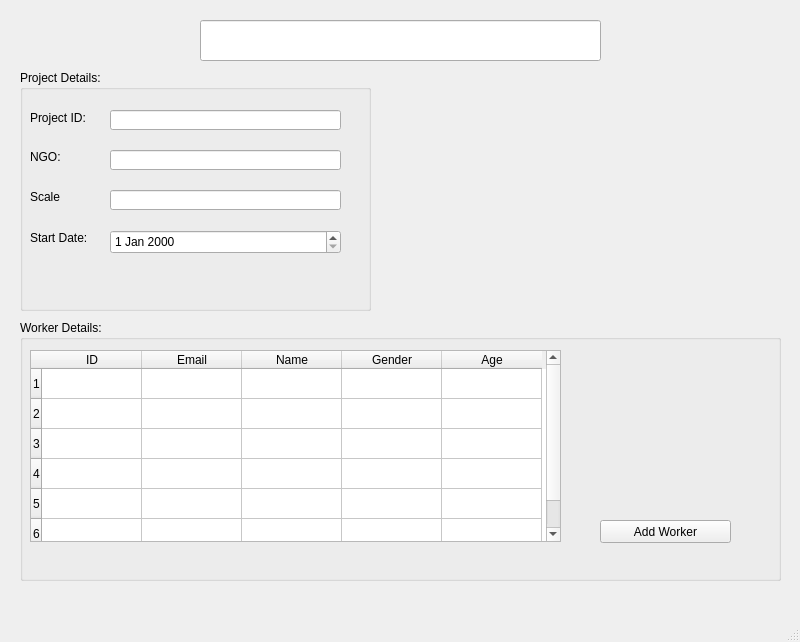
Above: Screens/ViewProject.ui from msaadg/NGOConnect before the change. Below: the same form after it.
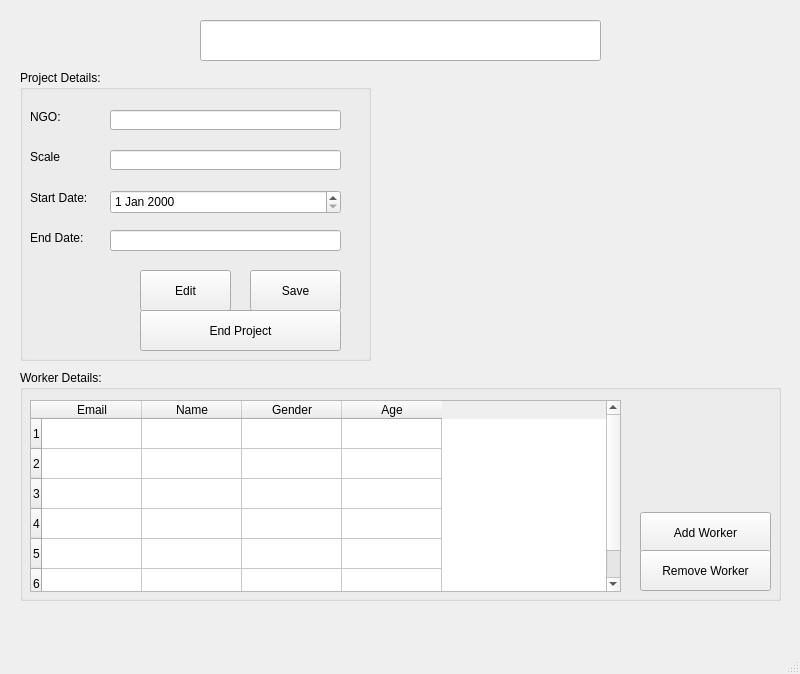
That is the form after the change.

```diff
--- a/Screens/ViewProject.ui
+++ b/Screens/ViewProject.ui
@@ -7,7 +7,7 @@
     <x>0</x>
     <y>0</y>
     <width>800</width>
-    <height>642</height>
+    <height>674</height>
    </rect>
   </property>
   <property name="windowTitle">
@@ -33,30 +33,17 @@
       <x>20</x>
       <y>70</y>
       <width>351</width>
-      <height>241</height>
+      <height>291</height>
      </rect>
     </property>
     <property name="title">
      <string>Project Details:</string>
     </property>
-    <widget class="QLabel" name="label">
-     <property name="geometry">
-      <rect>
-       <x>10</x>
-       <y>40</y>
-       <width>61</width>
-       <height>16</height>
-      </rect>
-     </property>
-     <property name="text">
-      <string>Project ID:</string>
-     </property>
-    </widget>
     <widget class="QLabel" name="label_2">
      <property name="geometry">
       <rect>
        <x>10</x>
-       <y>80</y>
+       <y>40</y>
        <width>47</width>
        <height>13</height>
       </rect>
@@ -69,7 +56,7 @@
      <property name="geometry">
       <rect>
        <x>10</x>
-       <y>120</y>
+       <y>80</y>
        <width>47</width>
        <height>13</height>
       </rect>
@@ -82,7 +69,7 @@
      <property name="geometry">
       <rect>
        <x>10</x>
-       <y>160</y>
+       <y>120</y>
        <width>71</width>
        <height>16</height>
       </rect>
@@ -91,65 +78,130 @@
       <string>Start Date:</string>
      </property>
     </widget>
-    <widget class="QLineEdit" name="projectID">
-     <property name="geometry">
-      <rect>
-       <x>90</x>
-       <y>40</y>
-       <width>231</width>
-       <height>20</height>
-      </rect>
-     </property>
-    </widget>
     <widget class="QLineEdit" name="ngoName">
      <property name="geometry">
       <rect>
        <x>90</x>
+       <y>40</y>
+       <width>231</width>
+       <height>20</height>
+      </rect>
+     </property>
+    </widget>
+    <widget class="QLineEdit" name="projectScale">
+     <property name="geometry">
+      <rect>
+       <x>90</x>
        <y>80</y>
        <width>231</width>
        <height>20</height>
       </rect>
      </property>
     </widget>
-    <widget class="QLineEdit" name="scale">
+    <widget class="QDateEdit" name="projectStartDate">
      <property name="geometry">
       <rect>
        <x>90</x>
        <y>120</y>
-       <width>231</width>
-       <height>20</height>
-      </rect>
-     </property>
-    </widget>
-    <widget class="QDateEdit" name="startDate">
-     <property name="geometry">
-      <rect>
-       <x>90</x>
-       <y>160</y>
        <width>231</width>
        <height>24</height>
       </rect>
      </property>
     </widget>
+    <widget class="QLabel" name="label_5">
+     <property name="geometry">
+      <rect>
+       <x>10</x>
+       <y>160</y>
+       <width>71</width>
+       <height>16</height>
+      </rect>
+     </property>
+     <property name="text">
+      <string>End Date:</string>
+     </property>
+    </widget>
+    <widget class="QPushButton" name="projectSaveBtn">
+     <property name="geometry">
+      <rect>
+       <x>230</x>
+       <y>200</y>
+       <width>91</width>
+       <height>41</height>
+      </rect>
+     </property>
+     <property name="text">
+      <string>Save</string>
+     </property>
+    </widget>
+    <widget class="QPushButton" name="projectEditBtn">
+     <property name="geometry">
+      <rect>
+       <x>120</x>
+       <y>200</y>
+       <width>91</width>
+       <height>41</height>
+      </rect>
+     </property>
+     <property name="text">
+      <string>Edit</string>
+     </property>
+    </widget>
+    <widget class="QPushButton" name="endProjectBtn">
+     <property name="geometry">
+      <rect>
+       <x>120</x>
+       <y>240</y>
+       <width>201</width>
+       <height>41</height>
+      </rect>
+     </property>
+     <property name="text">
+      <string>End Project</string>
+     </property>
+    </widget>
+    <widget class="QLineEdit" name="projectEndDate">
+     <property name="geometry">
+      <rect>
+       <x>90</x>
+       <y>160</y>
+       <width>231</width>
+       <height>21</height>
+      </rect>
+     </property>
+    </widget>
    </widget>
    <widget class="QGroupBox" name="groupBox_2">
     <property name="geometry">
      <rect>
       <x>20</x>
-      <y>320</y>
+      <y>370</y>
       <width>761</width>
-      <height>261</height>
+      <height>231</height>
      </rect>
     </property>
     <property name="title">
      <string>Worker Details:</string>
     </property>
+    <widget class="QPushButton" name="addWorkerBtn">
+     <property name="geometry">
+      <rect>
+       <x>620</x>
+       <y>142</y>
+       <width>131</width>
+       <height>41</height>
+      </rect>
+     </property>
+     <property name="text">
+      <string>Add Worker</string>
+     </property>
+    </widget>
     <widget class="QTableWidget" name="workerDetails">
      <property name="geometry">
       <rect>
        <x>10</x>
        <y>30</y>
-       <width>531</width>
+       <width>591</width>
        <height>192</height>
       </rect>
      </property>
@@ -162,11 +214,6 @@
      <row/>
      <row/>
      <row/>
-     <column>
-      <property name="text">
-       <string>ID</string>
-      </property>
-     </column>
      <column>
       <property name="text">
        <string>Email</string>
@@ -188,17 +235,17 @@
       </property>
      </column>
     </widget>
-    <widget class="QPushButton" name="addWorkerBtn">
+    <widget class="QPushButton" name="removeWorkerBtn">
      <property name="geometry">
       <rect>
-       <x>580</x>
-       <y>200</y>
+       <x>620</x>
+       <y>180</y>
        <width>131</width>
-       <height>23</height>
+       <height>41</height>
       </rect>
      </property>
      <property name="text">
-      <string>Add Worker</string>
+      <string>Remove Worker</string>
      </property>
     </widget>
    </widget>
@@ -209,7 +256,7 @@
      <x>0</x>
      <y>0</y>
      <width>800</width>
-     <height>18</height>
+     <height>36</height>
     </rect>
    </property>
   </widget>
```
